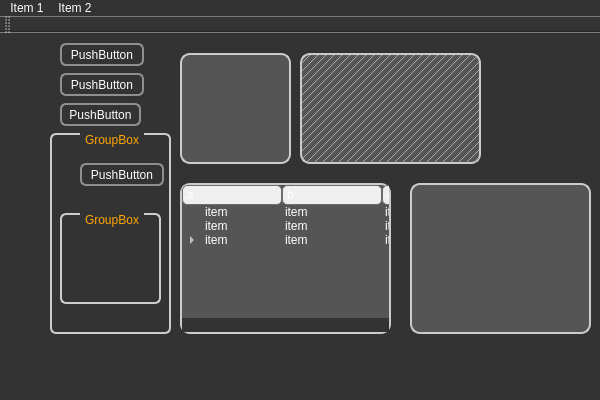
This is qt-frontend/StyleDemo/mainwindow.ui in phresnel/picogen as Qt 5 draws it before an edit. The edited form follows.
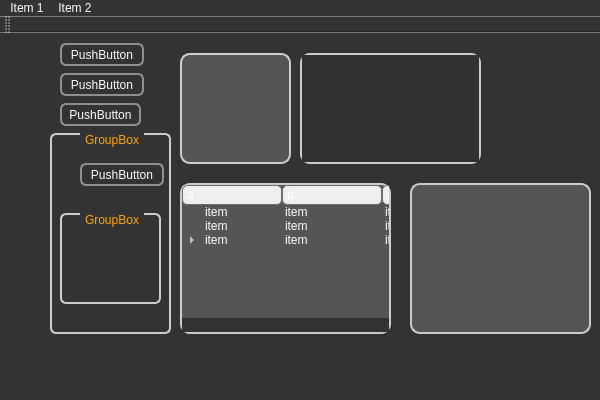
This is the edited form.

```diff
--- a/qt-frontend/StyleDemo/mainwindow.ui
+++ b/qt-frontend/StyleDemo/mainwindow.ui
@@ -43,6 +43,10 @@
 	border:2px solid #ccc;
 	border-radius:10px; 
 	background-color:#555;
+	alternate-background-color:#555;
+}
+QMdiArea::QFrame {
+	background-color:#111;
 }
 
 
@@ -297,11 +301,11 @@
      <enum>QFrame::NoFrame</enum>
     </property>
     <property name="background">
-     <brush brushstyle="BDiagPattern">
+     <brush brushstyle="SolidPattern">
       <color alpha="255">
-       <red>179</red>
-       <green>173</green>
-       <blue>164</blue>
+       <red>49</red>
+       <green>49</green>
+       <blue>49</blue>
       </color>
      </brush>
     </property>
```
Left out of the diff: 2 changed lines with no effect on the pictures.
